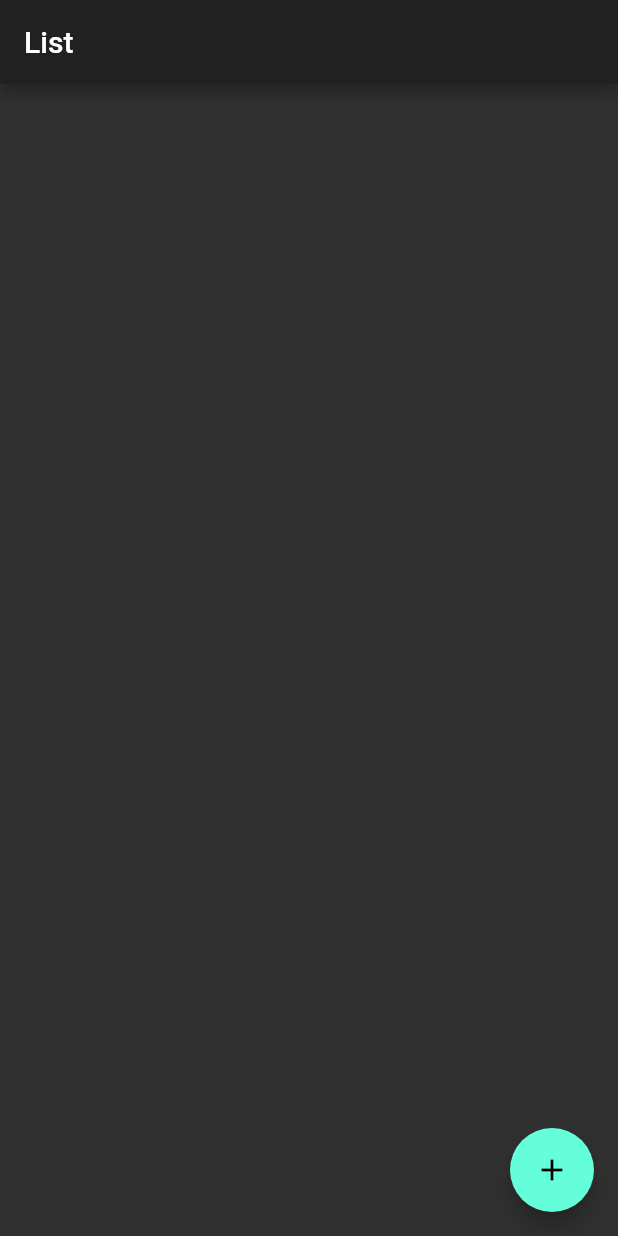
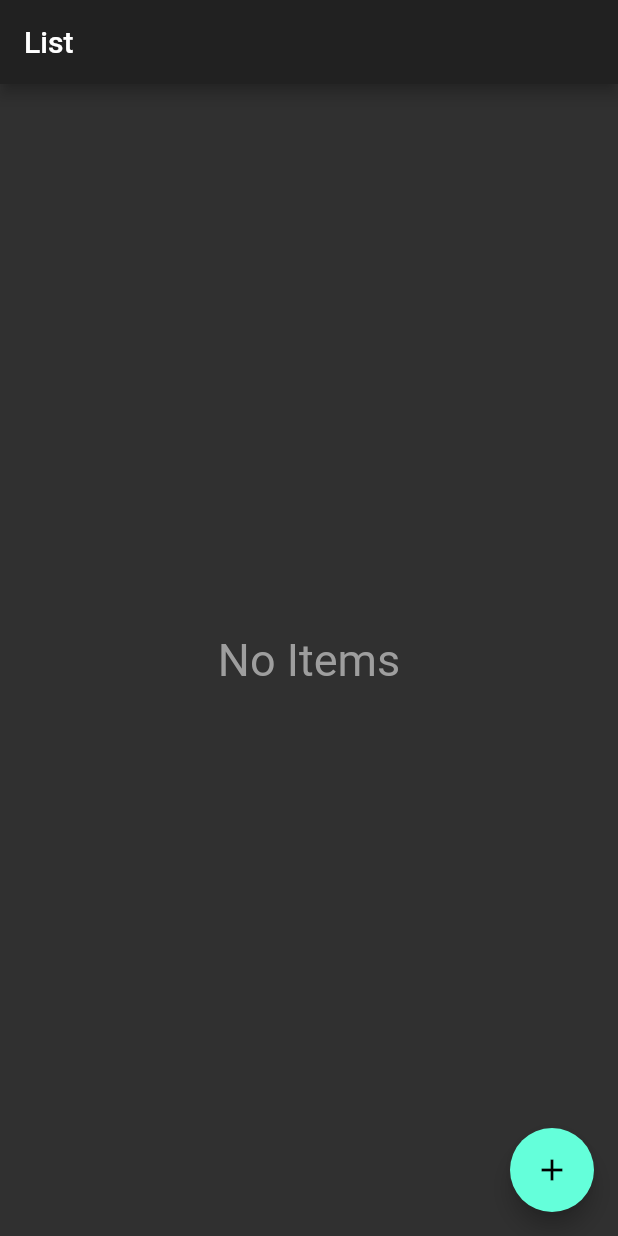
Before and after one commit to cyliong/list-cross-platform, a Flutter app: the screen it shows after launch, on a phone screen of 412 x 824 dp. Run offline on Flutter 3.47's test engine with Material 2 defaults, Android fonts, the phone set to English and light mode, and no system bars; our stand-ins replace sqflite, synchronized; accounts and stored records are empty.

Commit message:
Add empty state for list

```diff
--- a/lib/page/home_page.dart
+++ b/lib/page/home_page.dart
@@ -27,7 +27,11 @@ class _HomePageState extends State<HomePage> {
           future: widget.items,
           builder: (context, snapshot) {
             if (snapshot.hasData) {
-              return _buildListView(snapshot.data);
+              final items = snapshot.data;
+              return items.isEmpty
+                  ? Text('No Items',
+                      style: TextStyle(fontSize: 30, color: Colors.grey))
+                  : _buildListView(items);
             } else if (snapshot.hasError) {
               return Text("${snapshot.error}");
             }
```
